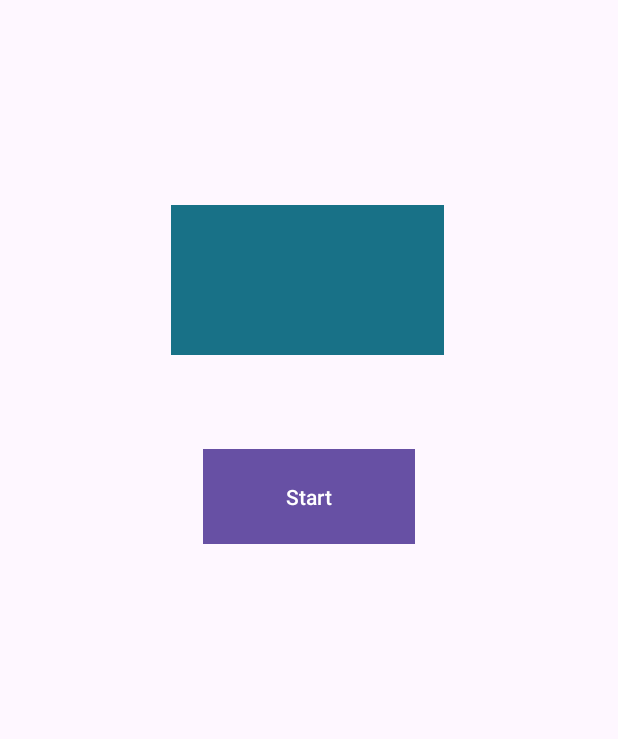
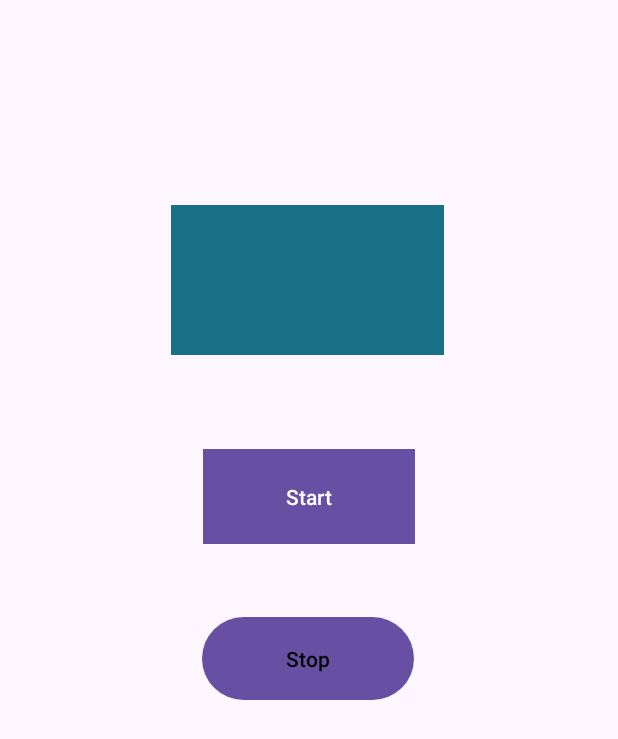
Before and after one commit to Hydrocig/Pomodoro, an Android app: the screen it shows after launch (MainActivity), on a phone screen of 412 x 824 dp. Shown: the top 739 px of the screen. Run offline under Robolectric (Android 15) with nearby library versions, the phone set to English and light mode, and no system bars.

Commit message:
-Implemented Stop button

```diff
--- a/app/src/main/res/layout/activity_main.xml
+++ b/app/src/main/res/layout/activity_main.xml
@@ -78,7 +78,7 @@
         android:layout_marginTop="16dp"
         android:text="Stop"
         android:textColor="@color/black"
-        android:visibility="invisible"
+        android:visibility="visible"
         app:layout_constraintBottom_toBottomOf="parent"
         app:layout_constraintEnd_toEndOf="parent"
         app:layout_constraintHorizontal_bias="0.498"
```
Also changed, not shown: app/src/main/java/com/example/pomodoro/MainActivity.java (+11 -0 lines), app/src/main/java/com/example/pomodoro/Timer.java (+7 -5 lines).
